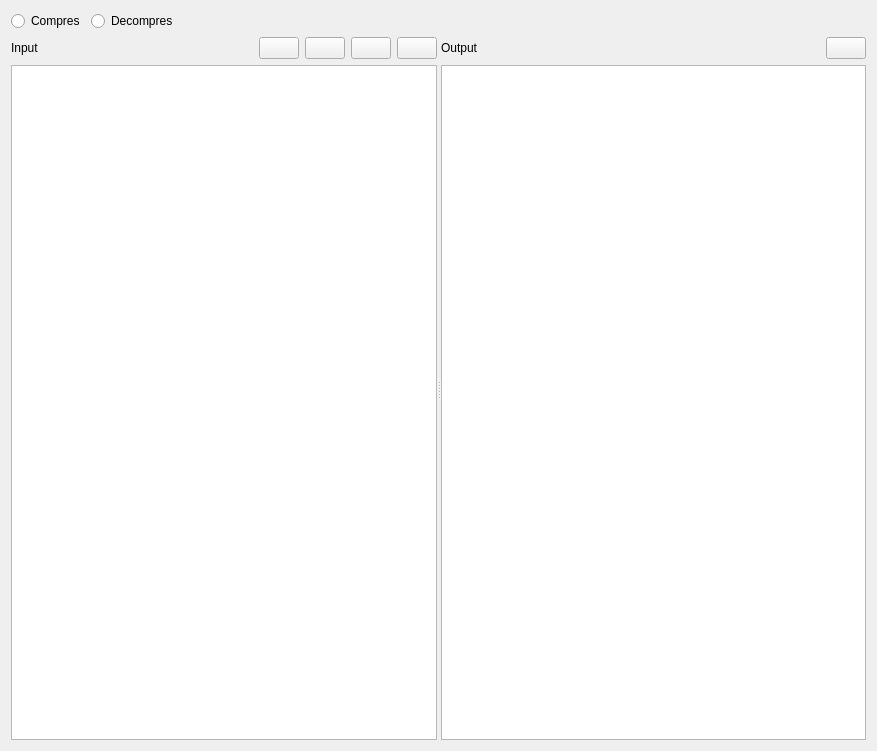
Above: src/widgets/gzipwidget.ui from N1vn0vem8er/cutetoolbox before the change. Below: the same form after it.
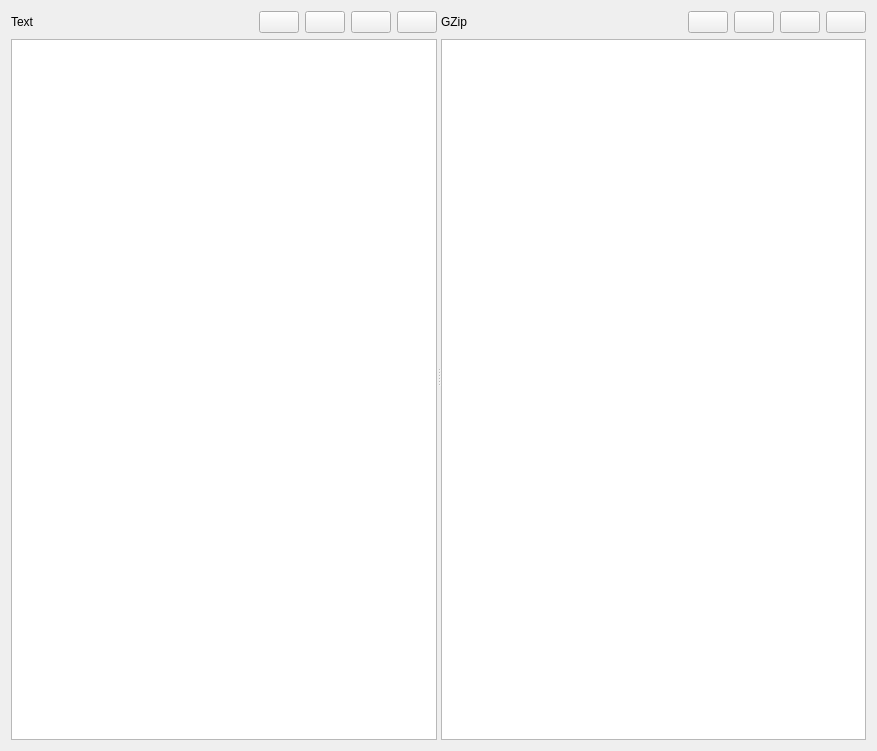
That is the form after the change. Icons and pictures are not drawn.

Commit message: Implemented gzipwidget

The edit to the form file:
```diff
--- a/src/widgets/gzipwidget.ui
+++ b/src/widgets/gzipwidget.ui
@@ -16,38 +16,7 @@
   <property name="locale">
    <locale language="English" country="UnitedStates"/>
   </property>
-  <layout class="QVBoxLayout" name="verticalLayout_3" stretch="0,1">
-   <item>
-    <layout class="QHBoxLayout" name="horizontalLayout">
-     <item>
-      <widget class="QRadioButton" name="compresButton">
-       <property name="text">
-        <string>Compres</string>
-       </property>
-      </widget>
-     </item>
-     <item>
-      <widget class="QRadioButton" name="decompresButton">
-       <property name="text">
-        <string>Decompres</string>
-       </property>
-      </widget>
-     </item>
-     <item>
-      <spacer name="horizontalSpacer">
-       <property name="orientation">
-        <enum>Qt::Orientation::Horizontal</enum>
-       </property>
-       <property name="sizeHint" stdset="0">
-        <size>
-         <width>40</width>
-         <height>20</height>
-        </size>
-       </property>
-      </spacer>
-     </item>
-    </layout>
-   </item>
+  <layout class="QVBoxLayout" name="verticalLayout_3" stretch="1">
    <item>
     <widget class="QSplitter" name="splitter">
      <property name="orientation">
@@ -60,7 +29,7 @@
          <item>
           <widget class="QLabel" name="label">
            <property name="text">
-            <string>Input</string>
+            <string>Text</string>
            </property>
           </widget>
          </item>
@@ -143,7 +112,7 @@
          <item>
           <widget class="QLabel" name="label_2">
            <property name="text">
-            <string>Output</string>
+            <string>GZip</string>
            </property>
           </widget>
          </item>
@@ -160,6 +129,19 @@
            </property>
           </spacer>
          </item>
+         <item>
+          <widget class="QPushButton" name="openGZipButton">
+           <property name="toolTip">
+            <string>Open</string>
+           </property>
+           <property name="text">
+            <string/>
+           </property>
+           <property name="icon">
+            <iconset theme="QIcon::ThemeIcon::DocumentOpen"/>
+           </property>
+          </widget>
+         </item>
          <item>
           <widget class="QPushButton" name="copyOutputButton">
            <property name="toolTip">
@@ -173,6 +155,32 @@
            </property>
           </widget>
          </item>
+         <item>
+          <widget class="QPushButton" name="pasteGZipButton">
+           <property name="toolTip">
+            <string>Paste</string>
+           </property>
+           <property name="text">
+            <string/>
+           </property>
+           <property name="icon">
+            <iconset theme="QIcon::ThemeIcon::EditPaste"/>
+           </property>
+          </widget>
+         </item>
+         <item>
+          <widget class="QPushButton" name="clearGZipButton">
+           <property name="toolTip">
+            <string>Clear</string>
+           </property>
+           <property name="text">
+            <string/>
+           </property>
+           <property name="icon">
+            <iconset theme="QIcon::ThemeIcon::EditClear"/>
+           </property>
+          </widget>
+         </item>
         </layout>
        </item>
        <item>
```
Left out of the diff: 12 changed lines with no effect on the pictures. The commit also changes 3 other files.
